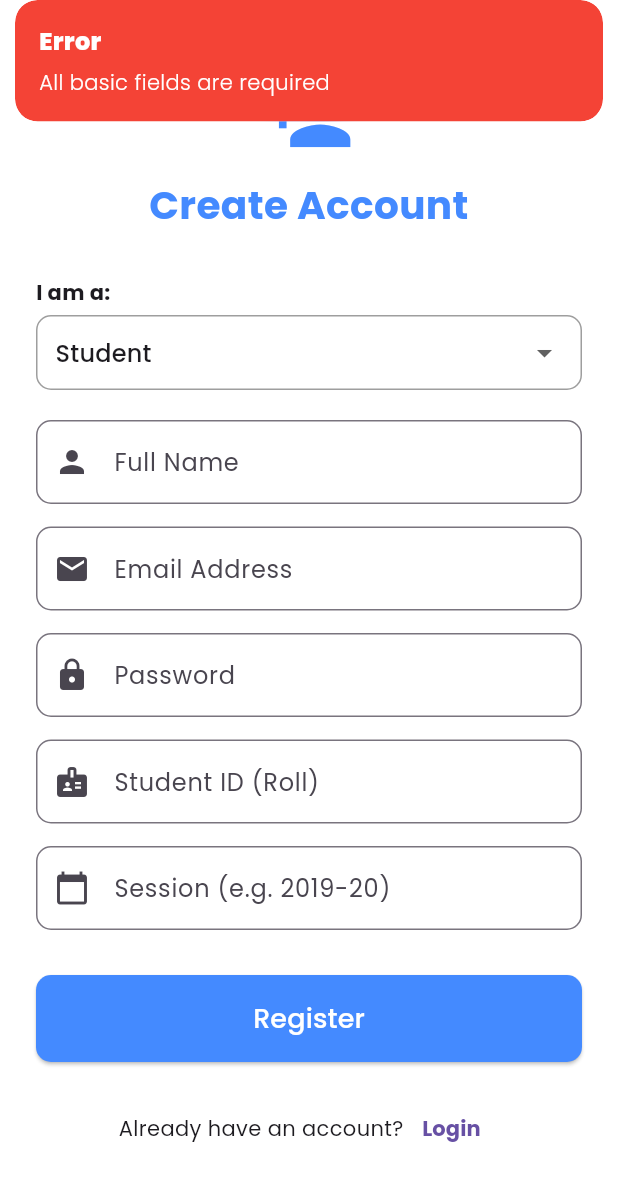
After one commit to SH-Jisan/GSTU_CSE_Connect, a Flutter app: the SignUpScreen screen opened directly, after a tap on "Register", on a phone screen of 412 x 824 dp. The commit adds this screen. Shown: the top 1181 px of the screen. Run offline on Flutter 3.47's test engine with Material 3 defaults, Android fonts, the phone set to English and light mode, and no system bars; our stand-ins replace get, google_fonts, shared_preferences; accounts and stored records are empty.

Commit message:
signup page

```diff
--- a/mobile_app/lib/core/constants/api_constants.dart
+++ b/mobile_app/lib/core/constants/api_constants.dart
@@ -1,7 +1,8 @@
 class ApiConstants {
   // ⚠️ ইমুলেটর ব্যবহার করলে: 10.0.2.2
   // ⚠️ রিয়েল ফোন ব্যবহার করলে: তোমার পিসির IP Address (যেমন: 192.168.0.105)
-  static const String baseUrl = "https://gstucse-api.onrender.com/api";
+  //static const String baseUrl = "https://gstucse-api.onrender.com/api";
+  static const String baseUrl = "http://10.0.2.2:3000/api";
 
   static const String loginEndpoint = "$baseUrl/auth/login";
   static const String signupEndpoint = "$baseUrl/auth/signup";
--- a/mobile_app/lib/modules/auth/login_screen.dart
+++ b/mobile_app/lib/modules/auth/login_screen.dart
@@ -1,5 +1,6 @@
 import 'package:flutter/material.dart';
 import 'package:get/get.dart';
+import 'package:gstu_cse/modules/auth/signup_screen.dart';
 import 'auth_controller.dart';
 
 class LoginScreen extends StatelessWidget {
@@ -73,6 +74,24 @@ class LoginScreen extends StatelessWidget {
                   ),
                   child: const Text("Login", style: TextStyle(fontSize: 18, color: Colors.white)),
                 )),
+
+                const SizedBox(height: 20),
+                //signup link
+                Row(
+                  mainAxisAlignment: MainAxisAlignment.center,
+                  children:[
+                    const Text("Don't Have An Account?"),
+                    TextButton(
+                      onPressed: () {
+                        Get.to(() => SignUpScreen());
+                      },
+                      child: const Text("Sign Up" , style: TextStyle(
+                        fontWeight: FontWeight.bold,
+                      ),
+                      ),
+                    ),
+                  ],
+                ),
               ],
             ),
           ),
--- /dev/null
+++ b/mobile_app/lib/modules/auth/signup_controller.dart
@@ -0,0 +1,93 @@
+import 'dart:convert';
+import 'package:flutter/foundation.dart';
+import 'package:flutter/material.dart';
+import 'package:get/get.dart';
+import 'package:http/http.dart' as http;
+import '../../core/constants/api_constants.dart';
+import 'login_screen.dart';
+
+class SignUpController extends GetxController {
+  var isLoading = false.obs;
+  var selectedRole = 'student'.obs; // ডিফল্ট রোল স্টুডেন্ট
+
+  // টেক্সট ফিল্ড কন্ট্রোলার
+  final nameController = TextEditingController();
+  final emailController = TextEditingController();
+  final passwordController = TextEditingController();
+
+  // স্টুডেন্টদের জন্য স্পেশাল ফিল্ড
+  final studentIdController = TextEditingController();
+  final sessionController = TextEditingController();
+
+  // টিচার/স্টাফদের জন্য স্পেশাল ফিল্ড
+  final designationController = TextEditingController();
+
+  // 📝 রেজিস্ট্রেশন ফাংশন
+  Future<void> registerUser() async {
+    // বেসিক ভ্যালিডেশন
+    if (nameController.text.isEmpty || emailController.text.isEmpty || passwordController.text.isEmpty) {
+      Get.snackbar("Error", "All basic fields are required", backgroundColor: Colors.red, colorText: Colors.white);
+      return;
+    }
+
+    try {
+      isLoading.value = true;
+
+      // ডাটা প্রস্তুত করা (রোল অনুযায়ী)
+      Map<String, dynamic> bodyData = {
+        "name": nameController.text.trim(),
+        "email": emailController.text.trim(),
+        "password": passwordController.text.trim(),
+        "role": selectedRole.value,
+      };
+
+      // যদি স্টুডেন্ট হয়, আইডি আর সেশন যোগ করো
+      if (selectedRole.value == 'student') {
+        bodyData['student_id'] = studentIdController.text.trim();
+        bodyData['session'] = sessionController.text.trim();
+      }
+      // যদি টিচার বা স্টাফ হয়, ডেজিগনেশন যোগ করো
+      else {
+        bodyData['designation'] = designationController.text.trim();
+      }
+
+      // API কল
+      var response = await http.post(
+        Uri.parse(ApiConstants.signupEndpoint),
+        headers: {"Content-Type": "application/json"},
+        body: jsonEncode(bodyData),
+      );
+
+      if (response.statusCode == 201) {
+        // সফল হলে
+        Get.snackbar("Success", "Registration Successful! Please wait for Admin approval.",
+            backgroundColor: Colors.green, colorText: Colors.white, duration: const Duration(seconds: 4));
+
+        // সব ফিল্ড ক্লিয়ার করে লগইন পেজে পাঠানো
+        clearFields();
+        Get.off(() => LoginScreen());
+
+      } else {
+        // ভুল হলে
+        var error = jsonDecode(response.body);
+        Get.snackbar("Registration Failed", error['error'] ?? "Try again", backgroundColor: Colors.red, colorText: Colors.white);
+      }
+
+    } catch (e) {
+      Get.snackbar("Error", "Server connection failed", backgroundColor: Colors.red, colorText: Colors.white);
+      if (kDebugMode) {
+        print(e);
+      }
+    } finally {
+      isLoading.value = false;
+    }
+  }
+
+  void clearFields() {
+    nameController.clear();
+    emailController.clear();
+    passwordController.clear();
+    studentIdController.clear();
+    designationController.clear();
+  }
+}
--- /dev/null
+++ b/mobile_app/lib/modules/auth/signup_screen.dart
@@ -0,0 +1,127 @@
+import 'package:flutter/material.dart';
+import 'package:get/get.dart';
+import 'package:google_fonts/google_fonts.dart';
+import 'signup_controller.dart';
+import 'login_screen.dart';
+
+class SignUpScreen extends StatelessWidget {
+  final SignUpController controller = Get.put(SignUpController());
+
+  SignUpScreen({super.key});
+
+  @override
+  Widget build(BuildContext context) {
+    return Scaffold(
+      backgroundColor: Colors.white,
+      body: Center(
+        child: SingleChildScrollView(
+          padding: const EdgeInsets.all(24.0),
+          child: Column(
+            crossAxisAlignment: CrossAxisAlignment.stretch,
+            children: [
+              const Icon(Icons.person_add, size: 60, color: Colors.blueAccent),
+              const SizedBox(height: 10),
+              Text(
+                "Create Account",
+                textAlign: TextAlign.center,
+                style: GoogleFonts.poppins(fontSize: 26, fontWeight: FontWeight.bold, color: Colors.blueAccent),
+              ),
+              const SizedBox(height: 30),
+
+              // 1. Role Selection Dropdown
+              const Text("I am a:", style: TextStyle(fontWeight: FontWeight.bold)),
+              const SizedBox(height: 5),
+              Container(
+                padding: const EdgeInsets.symmetric(horizontal: 12),
+                decoration: BoxDecoration(
+                  border: Border.all(color: Colors.grey),
+                  borderRadius: BorderRadius.circular(10),
+                ),
+                child: Obx(() => DropdownButtonHideUnderline(
+                  child: DropdownButton<String>(
+                    value: controller.selectedRole.value,
+                    isExpanded: true,
+                    items: const [
+                      DropdownMenuItem(value: "student", child: Text("Student")),
+                      DropdownMenuItem(value: "teacher", child: Text("Teacher")),
+                      DropdownMenuItem(value: "staff", child: Text("Office Staff")),
+                    ],
+                    onChanged: (value) {
+                      controller.selectedRole.value = value!;
+                    },
+                  ),
+                )),
+              ),
+              const SizedBox(height: 20),
+
+              // 2. Common Fields (Name, Email, Pass)
+              _buildTextField(controller.nameController, "Full Name", Icons.person),
+              const SizedBox(height: 15),
+              _buildTextField(controller.emailController, "Email Address", Icons.email),
+              const SizedBox(height: 15),
+              _buildTextField(controller.passwordController, "Password", Icons.lock, isObscure: true),
+              const SizedBox(height: 15),
+
+              // 3. Dynamic Fields (Logic based on Role)
+              Obx(() {
+                if (controller.selectedRole.value == 'student') {
+                  return Column(
+                    children: [
+                      _buildTextField(controller.studentIdController, "Student ID (Roll)", Icons.badge),
+                      const SizedBox(height: 15),
+                      _buildTextField(controller.sessionController, "Session (e.g. 2019-20)", Icons.calendar_today),
+                    ],
+                  );
+                } else {
+                  return _buildTextField(controller.designationController, "Designation (e.g. Lecturer)", Icons.work);
+                }
+              }),
+
+              const SizedBox(height: 30),
+
+              // 4. Register Button
+              Obx(() => controller.isLoading.value
+                  ? const Center(child: CircularProgressIndicator())
+                  : ElevatedButton(
+                onPressed: () => controller.registerUser(),
+                style: ElevatedButton.styleFrom(
+                  padding: const EdgeInsets.symmetric(vertical: 16),
+                  backgroundColor: Colors.blueAccent,
+                  shape: RoundedRectangleBorder(borderRadius: BorderRadius.circular(10)),
+                ),
+                child: const Text("Register", style: TextStyle(fontSize: 18, color: Colors.white)),
+              )),
+
+              const SizedBox(height: 20),
+
+              // 5. Back to Login
+              Row(
+                mainAxisAlignment: MainAxisAlignment.center,
+                children: [
+                  const Text("Already have an account?"),
+                  TextButton(
+                    onPressed: () => Get.off(() => LoginScreen()),
+                    child: const Text("Login", style: TextStyle(fontWeight: FontWeight.bold)),
+                  ),
+                ],
+              )
+            ],
+          ),
+        ),
+      ),
+    );
+  }
+
+  // হেল্পার উইজেট (টেক্সট ফিল্ড বানানোর জন্য)
+  Widget _buildTextField(TextEditingController ctrl, String label, IconData icon, {bool isObscure = false}) {
+    return TextField(
+      controller: ctrl,
+      obscureText: isObscure,
+      decoration: InputDecoration(
+        labelText: label,
+        prefixIcon: Icon(icon),
+        border: OutlineInputBorder(borderRadius: BorderRadius.circular(10)),
+      ),
+    );
+  }
+}
```
